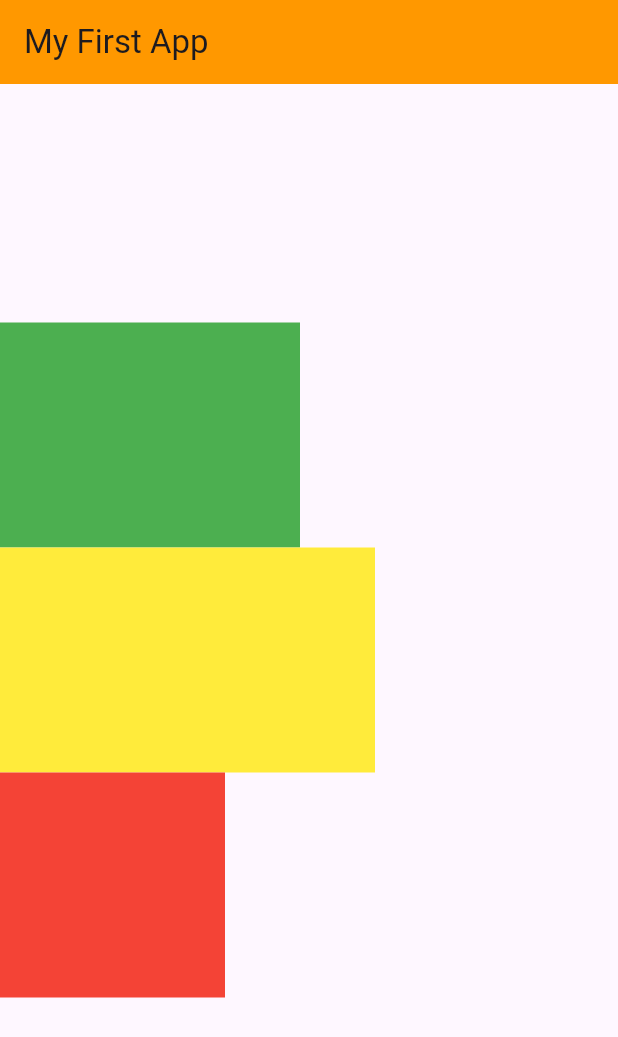
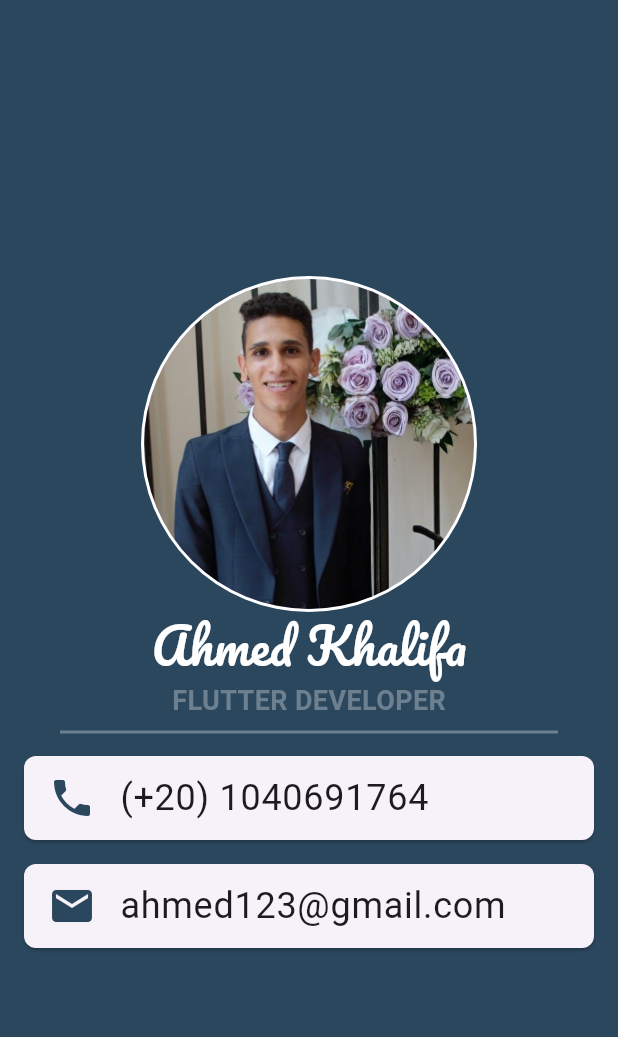
Before and after one commit to ahmedkhalifa14/FlutterRepo, a Flutter app: the screen it shows after launch, on a phone screen of 412 x 824 dp. Shown: the top 1037 px of the screen. Run offline on Flutter 3.47's test engine with Material 3 defaults, Android fonts, the light colour scheme and no system bars.

Commit message:
business card app

```diff
--- a/first_app/lib/main.dart
+++ b/first_app/lib/main.dart
@@ -3,50 +3,76 @@
 import 'package:flutter/material.dart';
 
 void main() {
-  runApp(
-    MaterialApp(
+  runApp(BusniessCardApp());
+}
+
+class BusniessCardApp extends StatelessWidget {
+  @override
+  Widget build(BuildContext context) {
+    return MaterialApp(
+      debugShowCheckedModeBanner: false,
       home: Scaffold(
-        appBar: AppBar(
-          title: Text("My First App"),
-          backgroundColor: Colors.orange,
-        ),
+        backgroundColor: Color(0xff2B475E),
         body: Column(
           mainAxisAlignment: MainAxisAlignment.center,
-          crossAxisAlignment: CrossAxisAlignment.start,
           children: [
-            Container(height: 150, width: 200, color: Colors.green),
-            Container(height: 150, width: 250, color: Colors.yellow),
-            Container(height: 150, width: 150, color: Colors.red),
+            CircleAvatar(
+              radius: 112,
+              backgroundColor: Colors.white,
+              child: CircleAvatar(
+                radius: 110,
+                backgroundImage: AssetImage("images/personal_img.jpg"),
+              ),
+            ),
+            Text(
+              "Ahmed Khalifa",
+              style: TextStyle(
+                color: Colors.white,
+                fontSize: 32,
+                fontFamily: 'Pacifico',
+              ),
+            ),
+            Text(
+              "FLUTTER DEVELOPER",
+              style: TextStyle(
+                color: Color(0xff6C8090),
+                fontSize: 18,
+                fontWeight: FontWeight.bold,
+              ),
+            ),
+            Divider(
+              color: Color(0xff6c8090),
+              indent: 40,
+              endIndent: 40,
+              thickness: 2,
+            ),
+
+            Card(
+              shape: RoundedRectangleBorder(
+                borderRadius: BorderRadius.circular(8),
+              ),
+              margin: EdgeInsets.symmetric(horizontal: 16, vertical: 8),
+              child: ListTile(
+                leading: Icon(Icons.phone, size: 32, color: Color(0xff2B475E)),
+                title: Text("(+20) 1040691764", style: TextStyle(fontSize: 24)),
+              ),
+            ),
+            Card(
+              shape: RoundedRectangleBorder(
+                borderRadius: BorderRadius.circular(8),
+              ),
+              margin: EdgeInsets.symmetric(horizontal: 16, vertical: 8),
+              child: ListTile(
+                leading: Icon(Icons.mail, size: 32, color: Color(0xff2B475E)),
+                title: Text(
+                  "ahmed123@gmail.com",
+                  style: TextStyle(fontSize: 24),
+                ),
+              ),
+            ),
           ],
         ),
       ),
-    ),
-  );
+    );
+  }
 }
-// Container(
-//         color: Colors.blue,
-//         height: 100,
-//         width: 200,
-//         alignment: Alignment.center,
-//         // margin: EdgeInsets.only(
-//         //   left: 30,
-//         //   right: 30,
-//         //   top: 300,
-//         //   bottom: 300
-//         // ),
-//         margin:EdgeInsets.symmetric(
-//         horizontal: 30,
-//         vertical: 300
-//         ),
-//         child: Padding(
-//           padding: EdgeInsets.all(30),
-//           child: Text("Hello World!",
-//           style: TextStyle(
-//           fontSize: 40,
-//           color: Colors.blue,
-//           fontWeight: FontWeight.w900,
-//         //backgroundColor: Colors.black
-
-//         ),
-//         ),)
-//         )
```
Also changed, not shown: first_app/pubspec.yaml (+7 -15 lines), first_app/fonts/Pacifico-Regular.ttf (added), first_app/images/personal_img.jpg (added), 1 other file.
